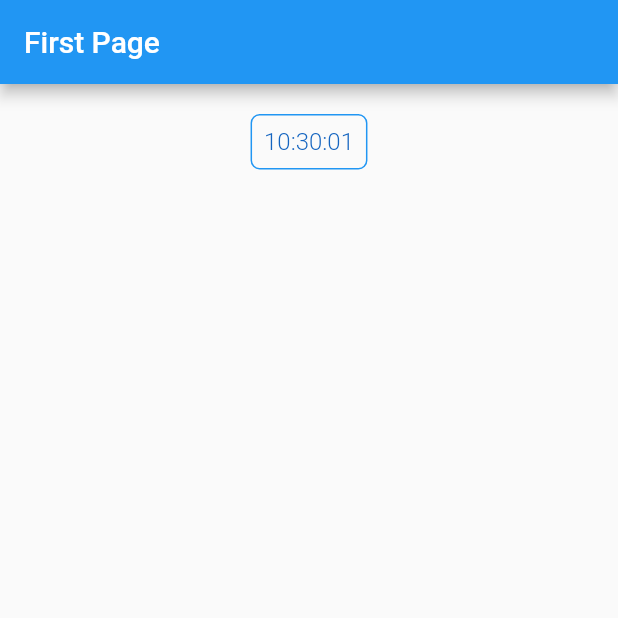
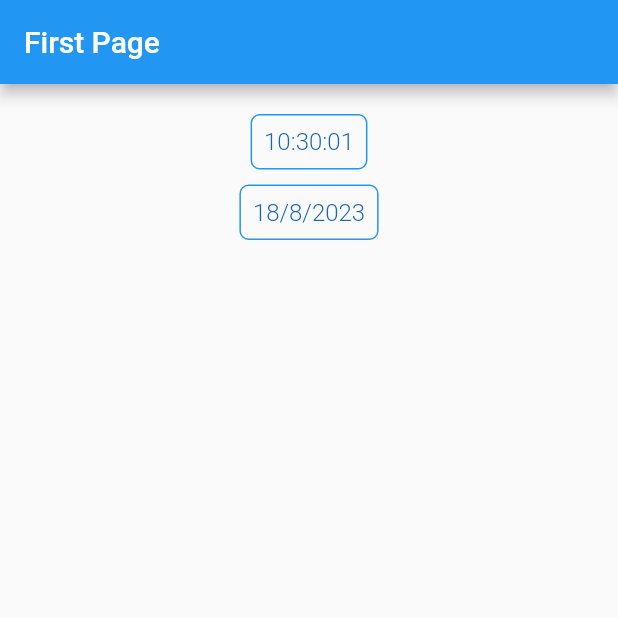
Before and after one commit to DiftaFitrahul/challenge_test, a Flutter app: the FirstPage screen opened by its route, on a phone screen of 412 x 824 dp, the top half of it. Run offline on Flutter 3.47's test engine with Material 2 defaults, Android fonts, the phone set to English and light mode, and no system bars; our stand-ins replace flutter_login, flutter_riverpod, get, hive, hive_flutter; accounts and stored records are empty.

Commit message:
feat: finish show date

```diff
--- a/lib/presentation/screens/home/first_page.dart
+++ b/lib/presentation/screens/home/first_page.dart
@@ -34,7 +34,21 @@ class FirstPage extends StatelessWidget {
                           fontWeight: FontWeight.w300),
                     );
                   },
-                ))
+                )),
+            Container(
+              padding: const EdgeInsets.all(8),
+              margin: const EdgeInsets.only(top: 10),
+              decoration: BoxDecoration(
+                  border: Border.all(color: Colors.blue, width: 1),
+                  borderRadius: BorderRadius.circular(6)),
+              child: Text(
+                "${DateTime.now().day}/${DateTime.now().month}/${DateTime.now().year}",
+                style: TextStyle(
+                    color: Colors.blue[800],
+                    fontSize: 16,
+                    fontWeight: FontWeight.w300),
+              ),
+            )
           ],
         ),
       ),
```
